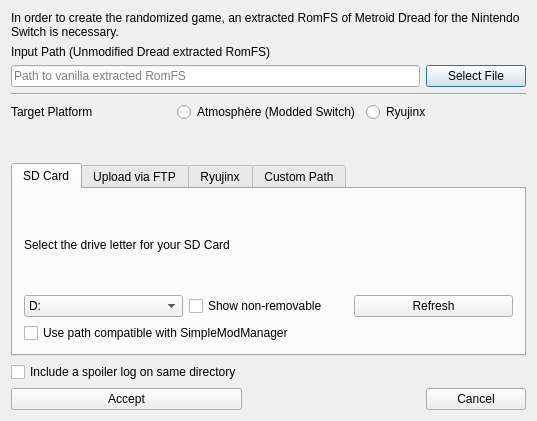
This is randovania/gui/ui_files/dread_game_export_dialog.ui in randovania/randovania as Qt 5 draws it before an edit. The edited form follows.
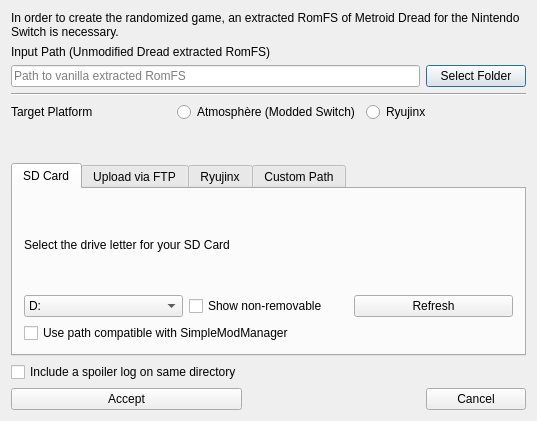
This is the edited form.

Commit message: Fix label for select folder in Dread's export dialog

```diff
--- a/randovania/gui/ui_files/dread_game_export_dialog.ui
+++ b/randovania/gui/ui_files/dread_game_export_dialog.ui
@@ -74,7 +74,7 @@
       </size>
      </property>
      <property name="text">
-      <string>Select File</string>
+      <string>Select Folder</string>
      </property>
     </widget>
    </item>
```
The commit also changes 1 other file.
